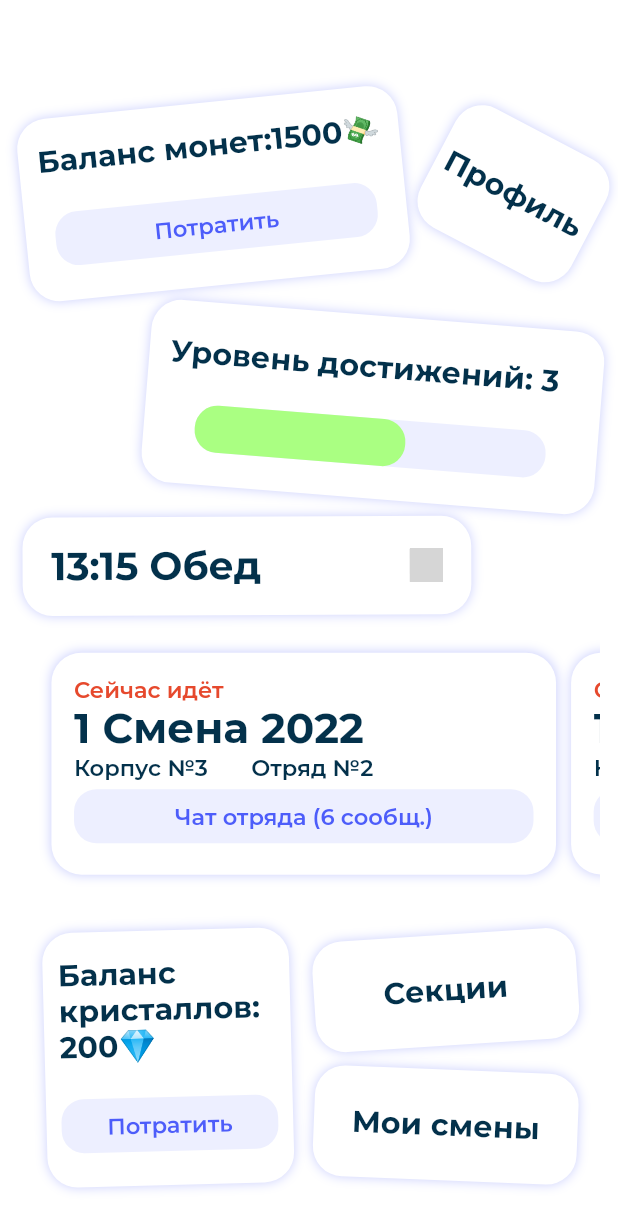
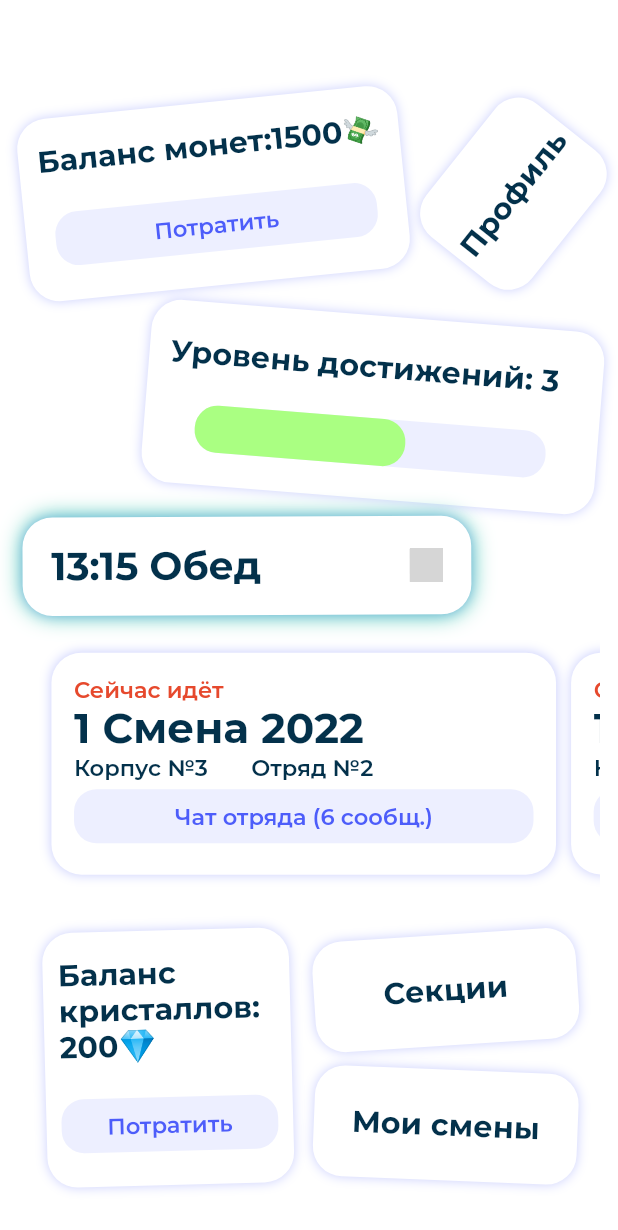
Before and after one commit to Daniel-Shegida/uiAnimation, a Flutter app: the screen it shows after launch, on a phone screen of 412 x 824 dp. Shown: the top 1230 px of the screen. Run offline on Flutter 3.47's test engine with Material 2 defaults, Android fonts, the light colour scheme and no system bars; drawn by our look-alikes of carousel_slider, flutter_animation_progress_bar; our stand-ins replace flutter_screenutil; missing offline and left inert: flutter_svg_icons; grey boxes are pictures that could not be loaded.

Commit message:
feat(animations): added basic animations

```diff
--- a/lib/assets/colors/project_colors.dart
+++ b/lib/assets/colors/project_colors.dart
@@ -24,7 +24,12 @@ abstract class ProjectColors {
   static const Color _rgbLightGrey = Color.fromRGBO(249, 250, 252, 1);
   static const Color _rgbDarkGreyTr = Color.fromRGBO(77, 93, 250, 0.3);
 
-
-
-
+  static Color getColorFromController(double progress){
+    return  Color.fromRGBO(
+      60,
+      (progress * 255).round(),
+      175,
+      1,
+    );
+  }
 }
--- a/lib/assets/strings/projects_strings.dart
+++ b/lib/assets/strings/projects_strings.dart
@@ -15,6 +15,8 @@ abstract class ProjectStrings {
 
   static const String myLessons = 'Мои смены';
 
+  static const String waiting = 'Тут Скоро появится крутое расписание';
+
   static String getChatMessageButtonString(int amount){
     return 'Чат отряда ($amount сообщ.)';
 }
--- a/lib/hard_task/screen/hard_screen.dart
+++ b/lib/hard_task/screen/hard_screen.dart
@@ -3,16 +3,47 @@ import 'package:flutter_screenutil/flutter_screenutil.dart';
 import 'package:hard_ui_impl_first_task/assets/colors/project_colors.dart';
 import 'package:hard_ui_impl_first_task/assets/res/project_icon.dart';
 import 'package:hard_ui_impl_first_task/assets/strings/projects_strings.dart';
+import 'package:hard_ui_impl_first_task/hard_task/screen/second_screen.dart';
 import 'package:hard_ui_impl_first_task/hard_task/utils/entity/balance_enums.dart';
 import 'package:hard_ui_impl_first_task/hard_task/utils/project_dummy_info.dart';
 import 'package:hard_ui_impl_first_task/hard_task/widgets/Icon_card_widget.dart';
+import 'package:hard_ui_impl_first_task/hard_task/widgets/animations/changing_color.dart';
+import 'package:hard_ui_impl_first_task/hard_task/widgets/animations/spinning.dart';
 import 'package:hard_ui_impl_first_task/hard_task/widgets/balances_card_widget.dart';
 import 'package:hard_ui_impl_first_task/hard_task/widgets/button_card_widget.dart';
 import 'package:hard_ui_impl_first_task/hard_task/widgets/progress_card_widget.dart';
+import 'package:hard_ui_impl_first_task/hard_task/widgets/rotated_card_widget.dart';
 import 'package:hard_ui_impl_first_task/hard_task/widgets/shift_carousel_widget.dart';
 
-class HardScreen extends StatelessWidget {
+const int timeOfNavigation = 3;
+
+class HardScreen extends StatefulWidget {
   const HardScreen({Key? key}) : super(key: key);
+
+  @override
+  State<HardScreen> createState() => _HardScreenState();
+}
+
+class _HardScreenState extends State<HardScreen> with TickerProviderStateMixin {
+  bool isVisible = true;
+
+  late final AnimationController _controller;
+
+  @override
+  void initState() {
+    super.initState();
+
+    _controller = AnimationController(
+      duration: const Duration(seconds: 10),
+      vsync: this,
+    )..repeat();
+  }
+
+  @override
+  void dispose() {
+    _controller.dispose();
+    super.dispose();
+  }
 
   @override
   Widget build(BuildContext context) {
@@ -48,7 +79,16 @@ class HardScreen extends StatelessWidget {
             SizedBox(
               height: 12.h,
             ),
-            const _ActivityWidget(),
+            Hero(
+              tag: 'Hero Page',
+              child: GestureDetector(
+                onTap: _heroTap,
+                child: _ActivityWidget(
+                  controller: _controller,
+                  isVisible: isVisible,
+                ),
+              ),
+            ),
             SizedBox(
               height: 15.h,
             ),
@@ -75,6 +115,34 @@ class HardScreen extends StatelessWidget {
         ),
       ),
     );
+  }
+
+  void _heroTap() {
+    _navigateToSecondPage(context, _controller.value);
+    setState(() {
+      isVisible = !isVisible;
+    });
+  }
+
+  void _navigateToSecondPage(
+    BuildContext context,
+    double currentColor,
+  ) async {
+    await Navigator.push(
+      context,
+      PageRouteBuilder(
+        transitionDuration: const Duration(seconds: timeOfNavigation),
+        reverseTransitionDuration: const Duration(seconds: timeOfNavigation),
+        pageBuilder: (_, __, ___) => SecindScreen(
+          currentColor: currentColor,
+        ),
+      ),
+    );
+    Future.delayed(const Duration(seconds: timeOfNavigation), () {
+      setState(() {
+        isVisible = !isVisible;
+      });
+    });
   }
 }
 
@@ -115,11 +183,13 @@ class _ProfileWidget extends StatelessWidget {
 
   @override
   Widget build(BuildContext context) {
-    return ButtonCardWidget(
+    return SpinningContainer(
+      child: ButtonCardWidget(
         buttonName: ProjectStrings.profile,
         width: 112.92.w,
         height: 89.56.h,
         rotation: 27.76,
+      ),
     );
   }
 }
@@ -141,16 +211,29 @@ class _AchievementWidget extends StatelessWidget {
 }
 
 class _ActivityWidget extends StatelessWidget {
-  const _ActivityWidget({Key? key}) : super(key: key);
+  const _ActivityWidget(
+      {required this.controller, required this.isVisible, Key? key})
+      : super(key: key);
+  final AnimationController controller;
+  final bool isVisible;
 
   @override
   Widget build(BuildContext context) {
-    return IconCardWidget(
+    return ChangingShadowColorContainer(
+      controller: controller,
+      child: isVisible
+          ? IconCardWidget(
               cardName: ProjectDummyInfo.dummyActivityInfo,
               iconPath: ProjectIcons.iArrow,
               width: 298.44.w,
               height: 65.59.h,
               rotation: -0.25,
+            )
+          : RotatedCardWidget(
+              width: 298.44.w,
+              height: 65.59.h,
+              rotation: -0.25,
+            ),
     );
   }
 }
@@ -196,3 +279,26 @@ class _MyLessonsWidget extends StatelessWidget {
     );
   }
 }
+
+class MaterialTransparentRoute<T> extends PageRoute<T>
+    with MaterialRouteTransitionMixin<T> {
+  MaterialTransparentRoute({
+    required this.builder,
+    this.maintainState = true,
+    bool fullscreenDialog = false,
+  })  : assert(builder != null),
+        assert(maintainState != null),
+        assert(fullscreenDialog != null),
+        super(fullscreenDialog: fullscreenDialog);
+
+  final WidgetBuilder builder;
+
+  @override
+  Widget buildContent(BuildContext context) => builder(context);
+
+  @override
+  bool get opaque => false;
+
+  @override
+  final bool maintainState;
+}
--- /dev/null
+++ b/lib/hard_task/widgets/animations/changing_color.dart
@@ -0,0 +1,64 @@
+import 'package:flutter/material.dart';
+import 'package:flutter_screenutil/flutter_screenutil.dart';
+import 'package:hard_ui_impl_first_task/assets/colors/project_colors.dart';
+
+class ChangingShadowColorContainer extends StatefulWidget {
+  const ChangingShadowColorContainer(
+      {required this.child, required this.controller, Key? key})
+      : super(key: key);
+  final Widget child;
+  final AnimationController controller;
+
+  @override
+  State<ChangingShadowColorContainer> createState() =>
+      _ChangingShadowColorContainerState();
+}
+
+class _ChangingShadowColorContainerState
+    extends State<ChangingShadowColorContainer> with TickerProviderStateMixin {
+  @override
+  void initState() {
+    super.initState();
+  }
+
+  @override
+  void dispose() {
+    super.dispose();
+  }
+
+  @override
+  Widget build(BuildContext context) {
+    return _SpinningContainer(
+      controller: widget.controller,
+      child: widget.child,
+    );
+  }
+}
+
+class _SpinningContainer extends AnimatedWidget {
+  const _SpinningContainer(
+      {required AnimationController controller, required this.child, Key? key})
+      : super(key: key, listenable: controller);
+
+  final Widget child;
+
+  Animation<double> get _progress => listenable as Animation<double>;
+
+  @override
+  Widget build(BuildContext context) {
+    return Container(
+      decoration: BoxDecoration(
+        boxShadow: [
+          BoxShadow(
+            color: ProjectColors.getColorFromController(_progress.value),
+            blurRadius: 12.r,
+          ),
+        ],
+        borderRadius: BorderRadius.all(
+          Radius.circular(20.r),
+        ),
+      ),
+      child: child,
+    );
+  }
+}
--- /dev/null
+++ b/lib/hard_task/widgets/animations/click_bouncing.dart
@@ -0,0 +1,59 @@
+import 'package:flutter/material.dart';
+
+class ClickBouncingAnimationWidget extends StatefulWidget {
+  const ClickBouncingAnimationWidget({required this.child, Key? key})
+      : super(key: key);
+  final Widget child;
+
+  @override
+  State<ClickBouncingAnimationWidget> createState() =>
+      _ClickBouncingAnimationWidgetState();
+}
+
+class _ClickBouncingAnimationWidgetState
+    extends State<ClickBouncingAnimationWidget> with TickerProviderStateMixin {
+  late AnimationController _controller;
+  late double _scale;
+
+  @override
+  void initState() {
+    _controller = AnimationController(
+      vsync: this,
+      duration: const Duration(
+        milliseconds: 200,
+      ),
+      lowerBound: 0.0,
+      upperBound: 0.1,
+    )..addListener(() {
+        setState(() {});
+      });
+    super.initState();
+  }
+
+  @override
+  void dispose() {
+    super.dispose();
+    _controller.dispose();
+  }
+
+  @override
+  Widget build(BuildContext context) {
+    _scale = 1 - _controller.value;
+    return GestureDetector(
+      onTapDown: _onTapDown,
+      onTapUp: _onTapUp,
+      child: Transform.scale(
+        scale: _scale,
+        child: widget.child,
+      ),
+    );
+  }
+
+  void _onTapDown(TapDownDetails details) {
+    _controller.forward();
+  }
+
+  void _onTapUp(TapUpDetails details) {
+    _controller.reverse();
+  }
+}
--- /dev/null
+++ b/lib/hard_task/widgets/animations/spinning.dart
@@ -0,0 +1,58 @@
+import 'package:flutter/material.dart';
+import 'dart:math' as math;
+
+class SpinningContainer extends StatefulWidget {
+  const SpinningContainer({required this.child, Key? key}) : super(key: key);
+  final Widget child;
+
+  @override
+  State<SpinningContainer> createState() => _SpinningContainerState();
+}
+
+class _SpinningContainerState extends State<SpinningContainer>
+    with TickerProviderStateMixin {
+  late AnimationController _controller;
+
+  @override
+  void initState() {
+    _controller = AnimationController(
+      duration: const Duration(seconds: 10),
+      vsync: this,
+    )..repeat();
+    super.initState();
+  }
+
+  @override
+  void dispose() {
+    super.dispose();
+    _controller.dispose();
+  }
+
+  @override
+  Widget build(BuildContext context) {
+    return _SpinningContainer(
+      controller: _controller,
+      child: widget.child,
+    );
+  }
+}
+
+class _SpinningContainer extends AnimatedWidget {
+  const _SpinningContainer({
+    required AnimationController controller,
+    required this.child,
+    Key? key,
+  }) : super(key: key, listenable: controller);
+
+  final Widget child;
+
+  Animation<double> get _progress => listenable as Animation<double>;
+
+  @override
+  Widget build(BuildContext context) {
+    return Transform.rotate(
+      angle: _progress.value * 2.0 * math.pi,
+      child: child,
+    );
+  }
+}
--- a/lib/hard_task/widgets/rotated_card_widget.dart
+++ b/lib/hard_task/widgets/rotated_card_widget.dart
@@ -5,9 +5,9 @@ import 'dart:math' as math;
 
 class RotatedCardWidget extends StatelessWidget {
   const RotatedCardWidget(
-      {required this.child, this.height, this.width, this.rotation, Key? key})
+      {this.child, this.height, this.width, this.rotation, Key? key})
       : super(key: key);
-  final Widget child;
+  final Widget? child;
   final double? width;
   final double? height;
   final double? rotation;
--- a/lib/hard_task/widgets/shift_carousel_widget.dart
+++ b/lib/hard_task/widgets/shift_carousel_widget.dart
@@ -2,7 +2,10 @@ import 'package:carousel_slider/carousel_slider.dart';
 import 'package:flutter/material.dart';
 import 'package:flutter_screenutil/flutter_screenutil.dart';
 import 'package:hard_ui_impl_first_task/hard_task/utils/entity/shift_info.dart';
+import 'package:hard_ui_impl_first_task/hard_task/widgets/animations/click_bouncing.dart';
 import 'package:hard_ui_impl_first_task/hard_task/widgets/shift_card_widget.dart';
+
+double _shadowValue = 20.h;
 
 /// карусель с изображениями и индикатором
 class ShiftsCarouselWidget extends StatelessWidget {
@@ -18,7 +21,6 @@ class ShiftsCarouselWidget extends StatelessWidget {
   final double width;
   final double? rotation;
 
-
   @override
   Widget build(BuildContext context) {
     return CarouselSlider(
@@ -33,13 +35,16 @@ class ShiftsCarouselWidget extends StatelessWidget {
             return Center(
               child: Padding(
                 padding: EdgeInsets.only(right: 10.w),
+                child: ClickBouncingAnimationWidget(
                   child: _ShiftsWidget(
                     statusShift: shift.shiftInfoStatus,
                     shiftName: shift.shiftInfoName,
                     shiftSubName: shift.shiftInfoSubName,
                     messagesAmount: shift.messagesAmount,
                     width: width,
-                  height: height, rotation: rotation ,
+                    height: height,
+                    rotation: rotation,
+                  ),
                 ),
               ),
             );
@@ -69,7 +74,6 @@ class _ShiftsWidget extends StatelessWidget {
   final double width;
   final double? rotation;
 
-
   @override
   Widget build(BuildContext context) {
     return ShiftCardWidget(
@@ -78,8 +82,7 @@ class _ShiftsWidget extends StatelessWidget {
       shiftSubName: shiftSubName,
       messagesAmount: messagesAmount,
       width: width,
-      height: height - 20.h,
-
+      height: height - _shadowValue,
     );
   }
 }
```
Also changed, not shown: lib/hard_task/screen/second_screen.dart (added, +87 -0 lines). Lines whose indentation alone changed are shown as unchanged.
